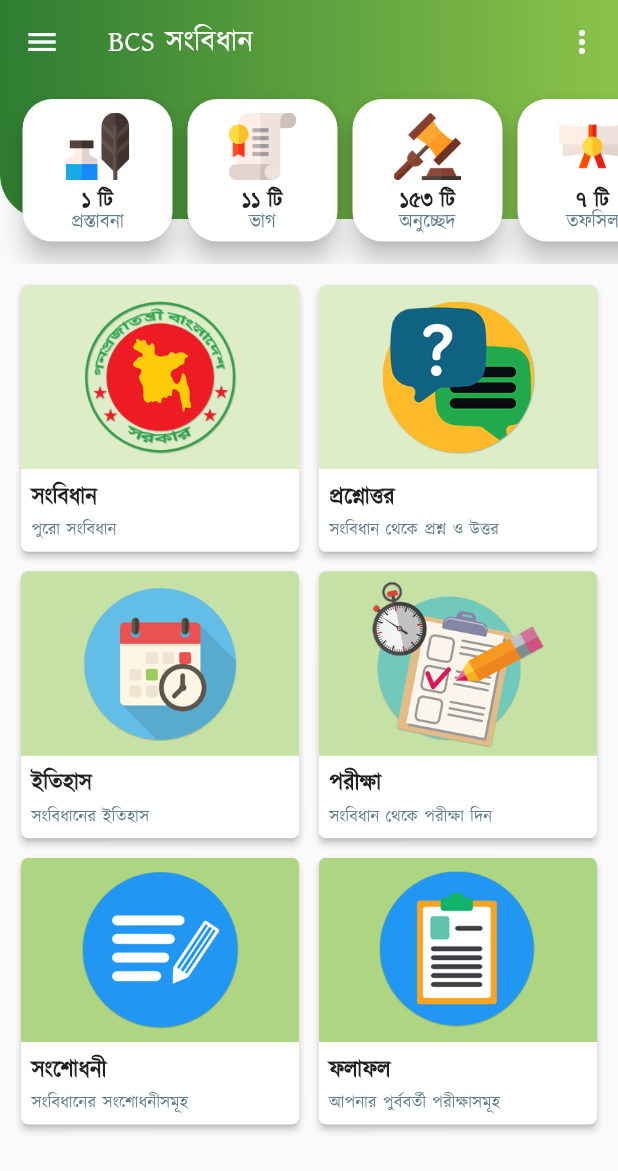
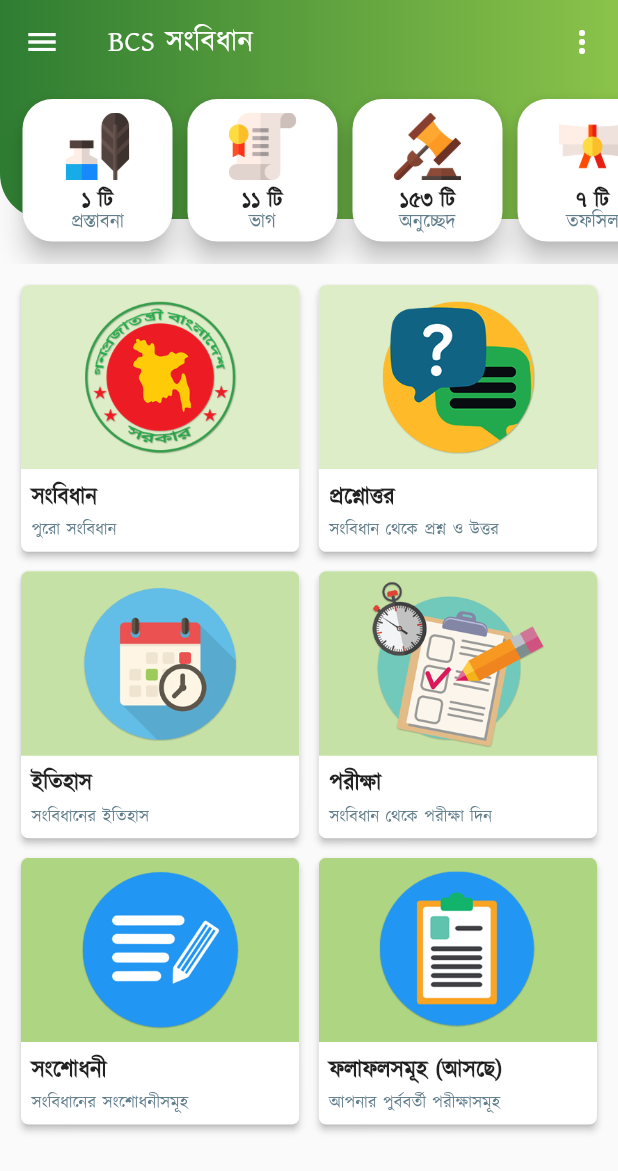
Before and after one commit to Azimul-Haque/flutter-onesignal, a Flutter app: the screen it shows after launch, in the side drawer, after a tap on "শেয়ার করুন", on a phone screen of 412 x 824 dp. Shown: the top 1171 px of the screen. Run offline on Flutter 3.47's test engine with Material 2 defaults, Android fonts, the phone set to English and light mode, and no system bars; our stand-ins replace fluttertoast, percent_indicator, shared_preferences, sqflite; missing offline and left inert: flutter_share, onesignal_flutter, slide_popup_dialog; accounts and stored records are empty.

Commit message:
ASDASd324

```diff
--- a/lib/main.dart
+++ b/lib/main.dart
@@ -7,7 +7,7 @@ import 'package:shared_preferences/shared_preferences.dart';
 import 'package:url_launcher/url_launcher.dart';
 import 'package:onesignal_flutter/onesignal_flutter.dart';
 import 'package:slide_popup_dialog/slide_popup_dialog.dart' as slideDialog;
-import 'package:share/share.dart';
+import 'package:flutter_share/flutter_share.dart';
 // import 'package:project1/QuestionsModel.dart';
 
 import 'package:project1/pages/constitution.dart';
@@ -64,6 +64,13 @@ class _HomePageState extends State<HomePage>
       people = json.decode(jsonDataText);
     });
     return 'success';
+  }
+  Future<void> share() async {
+    await FlutterShare.share(
+        title: 'শেয়ার করুন',
+        text: 'অ্যাপটি শেয়ার করুন!',
+        linkUrl: 'https://orbachinujbuk.com/',
+        chooserTitle: 'অ্যাপটি শেয়ার করুন!');
   }
 
   _showSnackbar(String textForSnackbar) {
@@ -134,7 +141,7 @@ class _HomePageState extends State<HomePage>
                   break;
                 case 'rate':
                   // if (await canLaunch("https://orbachinujbuk.com")) {
-                  //   await launch("https://orbachinujbuk.com");
+                  //   await launch("https://play.google.com/store/apps/details?id=com.madladsInc.boi_mela");
                   // } else {
                   //   throw 'Could not launch!';
                   // }
@@ -267,7 +274,7 @@ class _HomePageState extends State<HomePage>
                 Expanded(
                   child: Container(
                     padding: EdgeInsets.only(top: 2.5, left: 2.5, bottom: 10, right: 10),
-                    child: _homeCard("qstnbank.png", "ফলাফল", "আপনার পুর্ববর্তী পরীক্ষাসমূহ", 'N/A'),
+                    child: _homeCard("qstnbank.png", "ফলাফলসমূহ (আসছে)", "আপনার পুর্ববর্তী পরীক্ষাসমূহ", 'N/A'),
                   ),
                 ),
               ],
@@ -359,21 +366,13 @@ class _HomePageState extends State<HomePage>
           title: Text("শেয়ার করুন"),
           onTap: (){
             Navigator.pop(context);
-            Builder(
-              builder: (BuildContext context) {
-                return RaisedButton(
-                  child: const Text('Share'),
-                  onPressed: () {
-                    final RenderBox box = context.findRenderObject();
-                    Share.share("https://orbachinujbuk.com/",
-                        subject: "অ্যাপটি শেয়ার করুন!",
-                        sharePositionOrigin:
-                            box.localToGlobal(Offset.zero) &
-                                box.size);
-                  },
-                );
-              },
-            );
+            share();
+            // final RenderBox box = context.findRenderObject();
+            // Share.share("https://orbachinujbuk.com/",
+            //   subject: "অ্যাপটি শেয়ার করুন!",
+            //   sharePositionOrigin: box.localToGlobal(Offset.zero) & box.size
+            // );
+            // Share.share('check out my website https://example.com', subject: 'Look what I made!');
           },
         ),
       ],)
--- a/pubspec.yaml
+++ b/pubspec.yaml
@@ -27,7 +27,7 @@ dependencies:
   slide_popup_dialog: ^0.0.2
   sqflite: ^1.3.0+1
   percent_indicator: ^2.1.3
-  share: ^0.6.4+2
+  flutter_share: ^1.0.2+1
   # The following adds the Cupertino Icons font to your application.
   # Use with the CupertinoIcons class for iOS style icons.
   cupertino_icons: ^0.1.2
```
Also changed, not shown: pubspec.lock, 1 other file.
